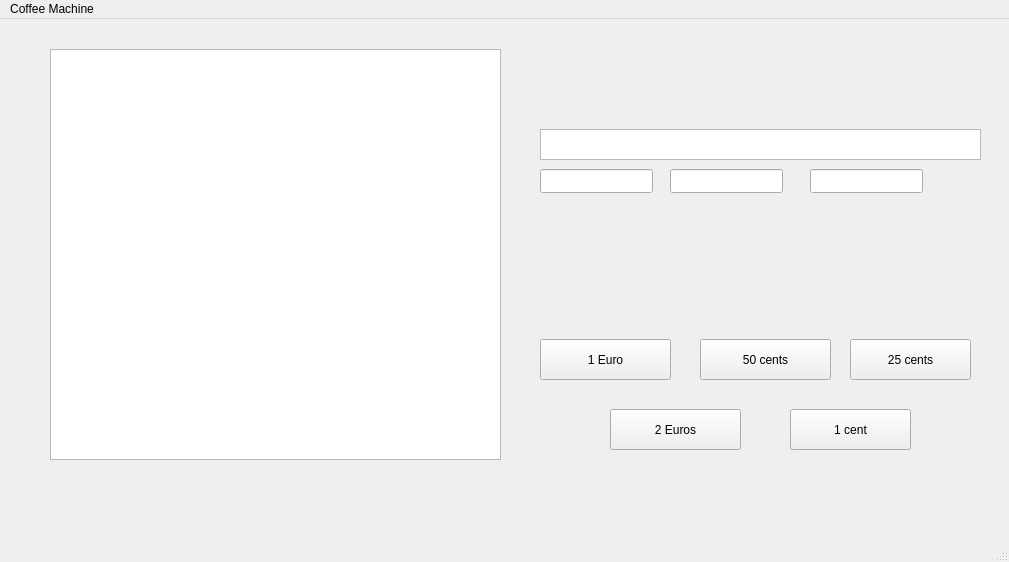
Before: the Qt Designer form mainwindow.ui in kdarock/CoffeeMachineGUI_QT_PROG4, drawn with Qt 5.
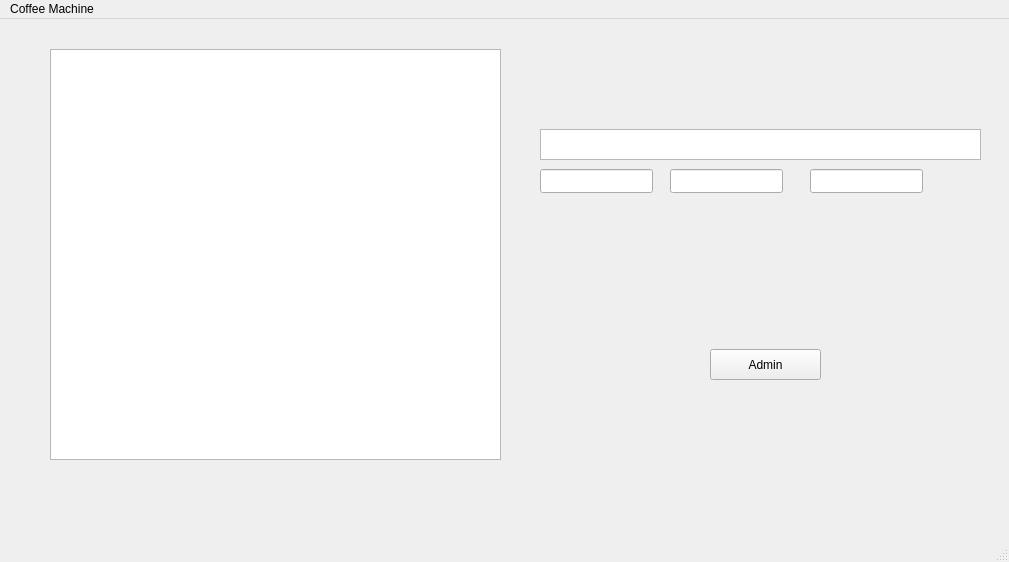
After: the same form once the commit is applied.

Commit message: sCheckStock state added

What changed in the file:
```diff
--- a/mainwindow.ui
+++ b/mainwindow.ui
@@ -143,6 +143,21 @@
       </property>
      </widget>
     </widget>
+    <widget class="QWidget" name="page_Stock">
+     <widget class="QPushButton" name="pbAdminLogin_2">
+      <property name="geometry">
+       <rect>
+        <x>180</x>
+        <y>110</y>
+        <width>111</width>
+        <height>31</height>
+       </rect>
+      </property>
+      <property name="text">
+       <string>Admin</string>
+      </property>
+     </widget>
+    </widget>
     <widget class="QWidget" name="page_Money">
      <widget class="QPushButton" name="pb1e">
       <property name="geometry">
```
The commit also changes 13 other files.
